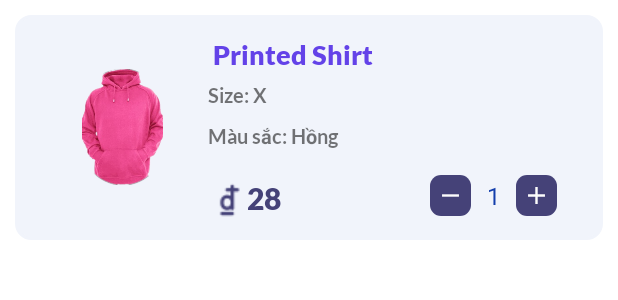
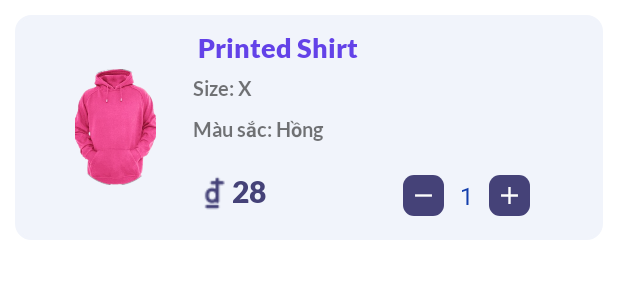
Before and after one commit to namtrinhdev/GentleWear, an Android app: the layout layout_cart.xml on its own in the app's theme, with its tools: preview values and no code run, on a phone screen of 412 x 824 dp. Shown: the top 300 px of the screen. Run offline under Robolectric (Android 15) with nearby library versions, the phone set to English and light mode, and no system bars.

Commit message:
loc san pham

```diff
--- a/app/src/main/java/md06/fpoly/gentlewear/activitys/ThanhToanActivity.java
+++ b/app/src/main/java/md06/fpoly/gentlewear/activitys/ThanhToanActivity.java
@@ -73,7 +73,7 @@ public class ThanhToanActivity extends AppCompatActivity {
     }
 
     private void IsDone() {
-        lblZpTransToken.setVisibility(View.VISIBLE);
+        lblZpTransToken.setVisibility(View.INVISIBLE);
         txtToken.setVisibility(View.VISIBLE);
     }
     String amount = "10000";
@@ -134,9 +134,9 @@ public class ThanhToanActivity extends AppCompatActivity {
                 try {
                     // Pass total price as a string
                     JSONObject data = orderApi.createOrder(amount);
-                    lblZpTransToken.setVisibility(View.VISIBLE);
+                    lblZpTransToken.setVisibility(View.INVISIBLE);
                     String code = data.getString("return_code");
-                    Toast.makeText(getApplicationContext(), "return_code: " + code, Toast.LENGTH_LONG).show();
+                    Toast.makeText(getApplicationContext(), "Tao don hang thanh cong " , Toast.LENGTH_LONG).show();
 
                     if (code.equals("1")) {
                         lblZpTransToken.setText("zptranstoken");
--- a/app/src/main/java/md06/fpoly/gentlewear/apiServices/ProductAPIServices.java
+++ b/app/src/main/java/md06/fpoly/gentlewear/apiServices/ProductAPIServices.java
@@ -23,7 +23,8 @@ public interface ProductAPIServices {
 
 
     @GET("api/products/filter")
-    Call<ResProduct> getProductWithFilter(@Query("productType") String productType, @Query("page") int page, @Query("pageSize") int pageSize);
+    Call<List<Products>> filterProductsByType(@Query("_id") String productTypeId);
+
 
     @GET("api/products/pt")
     Call<List<ProductType>> getProductType();
--- a/app/src/main/java/md06/fpoly/gentlewear/models/ProductType.java
+++ b/app/src/main/java/md06/fpoly/gentlewear/models/ProductType.java
@@ -6,7 +6,7 @@ public class ProductType implements Serializable {
     private String _id, tenLoai;
     private boolean isSelected;
 
-    public ProductType() {
+    public ProductType(String productTypeId) {
     }
 
     public boolean isSelected() {
--- a/app/src/main/java/md06/fpoly/gentlewear/models/Size.java
+++ b/app/src/main/java/md06/fpoly/gentlewear/models/Size.java
@@ -10,7 +10,7 @@ public class Size implements Serializable {
     private List<Color> color;
     private int quantity;
 
-    public Size() {
+    public Size(String sizeId) {
     }
 
     public Size(String _id, SizeCode sizeCode, List<Color> color, int quantity) {
--- a/app/src/main/java/md06/fpoly/gentlewear/utils/AppInfo.java
+++ b/app/src/main/java/md06/fpoly/gentlewear/utils/AppInfo.java
@@ -1,7 +1,7 @@
 package md06.fpoly.gentlewear.utils;
 
 public class AppInfo {
-    public static final int APP_ID = 553;
-    public static final String MAC_KEY = "9phuAOYhan4urywHTh0ndEXiV3pKHr5Q";
+    public static final int APP_ID = 2553;
+    public static final String MAC_KEY = "PcY4iZIKFCIdgZvA6ueMcMHHUbRLYjPL";
     public static final String URL_CREATE_ORDER = "https://sb-openapi.zalopay.vn/v2/create";
 }
--- a/app/src/main/res/layout/layout_cart.xml
+++ b/app/src/main/res/layout/layout_cart.xml
@@ -6,16 +6,10 @@
     android:padding="10dp">
 
     <LinearLayout
-        android:layout_width="0dp"
+        android:layout_width="match_parent"
         android:layout_height="150dp"
-        android:layout_weight="1"
+
         android:background="@drawable/border_bg"
-        android:orientation="horizontal">
-
-        <LinearLayout
-            android:layout_width="match_parent"
-            android:layout_height="match_parent"
-            android:layout_gravity="center|top"
         android:orientation="horizontal">
 
         <ImageView
@@ -23,7 +17,7 @@
             android:layout_width="87dp"
             android:layout_height="77dp"
             android:layout_gravity="center|left"
-                android:layout_marginLeft="20dp"
+            android:layout_marginLeft="15dp"
             android:background="#f1f4fb"
             android:scaleType="centerInside"
             android:src="@drawable/hoodie2" />
@@ -33,8 +27,8 @@
             android:layout_width="wrap_content"
             android:layout_height="wrap_content"
             android:gravity="center|left"
-                android:orientation="vertical"
-                android:padding="5dp">
+            android:orientation="vertical">
+
             <TextView
                 android:id="@+id/tv_namesp"
                 android:layout_width="110dp"
@@ -57,6 +51,7 @@
                 android:text="Size: X"
                 android:textSize="13sp"
                 android:textStyle="normal" />
+
             <TextView
                 android:id="@+id/tv_item_color"
                 android:layout_width="140dp"
@@ -74,61 +69,56 @@
                 android:layout_height="27dp"
                 android:layout_marginLeft="10dp"
                 android:layout_marginTop="15dp"
+                android:drawableLeft="@drawable/vnd_blue"
+
                 android:fontFamily="@font/latoblack"
-
-                    android:drawableLeft="@drawable/vnd_blue"
                 android:text="28"
                 android:textColor="@color/bg_btn"
                 android:textSize="20dp" />
         </LinearLayout>
 
         <LinearLayout
-                android:layout_width="90dp"
+            android:layout_width="wrap_content"
             android:layout_height="wrap_content"
-                android:orientation="horizontal"
             android:layout_gravity="bottom"
+            android:layout_marginBottom="8dp"
             android:gravity="center"
-                android:layout_marginBottom="8dp"
-                >
+            android:orientation="horizontal">
+
             <ImageView
                 android:id="@+id/img_item_remove_cart"
                 android:layout_width="27dp"
                 android:layout_height="27dp"
+                android:layout_toRightOf="@+id/tv_item_quantity_cart"
                 android:background="@drawable/shape_diamon_red"
-                    android:src="@drawable/sharp_remove_24"
-                    android:layout_toRightOf="@+id/tv_item_quantity_cart"
+                android:padding="4dp"
 
-                    android:padding="4dp"
-                    />
+                android:src="@drawable/sharp_remove_24" />
+
             <TextView
                 android:id="@+id/tv_item_quantity_cart"
                 android:layout_width="30dp"
                 android:layout_height="wrap_content"
+                android:layout_centerHorizontal="true"
+                android:layout_gravity="center"
+                android:layout_toRightOf="@+id/img_item_remove_cart"
+                android:text="1"
                 android:textAlignment="center"
-                    android:text="1"
-                    android:layout_gravity="center"
-                    android:textSize="16sp"
                 android:textColor="@color/bg_red"
-                    android:layout_toRightOf="@+id/img_item_remove_cart"
-                    android:layout_centerHorizontal="true"/>
+                android:textSize="16sp" />
+
             <ImageView
                 android:id="@+id/img_item_add_cart"
                 android:layout_width="27dp"
                 android:layout_height="27dp"
+                android:layout_toRightOf="@+id/nonused_ID_006"
                 android:background="@drawable/shape_diamon_red"
+                android:padding="4dp"
                 android:src="@drawable/sharp_add_24"
-                    android:layout_toRightOf="@+id/nonused_ID_006"
-                    android:padding="4dp"
 
                 />
-            </LinearLayout>
-<!--            <ImageView-->
-<!--                android:id="@+id/btn_delete_item_card"-->
-<!--                android:layout_width="wrap_content"-->
-<!--                android:layout_height="38dp"-->
-<!--                android:layout_gravity="top"-->
 
-<!--                android:src="@drawable/rounded_close_24" />-->
+
         </LinearLayout>
 
 
```
Also changed, not shown: app/src/main/java/md06/fpoly/gentlewear/controller/Adapter/BottomSheetFilterFragment.java (+69 -15 lines), app/src/main/java/md06/fpoly/gentlewear/controller/Adapter/CartAdapter.java (+20 -8 lines), app/src/main/java/md06/fpoly/gentlewear/controller/Adapter/ProductTypeAdapter.java (+11 -0 lines), app/src/main/java/md06/fpoly/gentlewear/models/Products.java (+4 -4 lines), app/src/main/java/md06/fpoly/gentlewear/views/fragments/HomeFragment.java (+71 -54 lines). Lines whose indentation alone changed are shown as unchanged.
